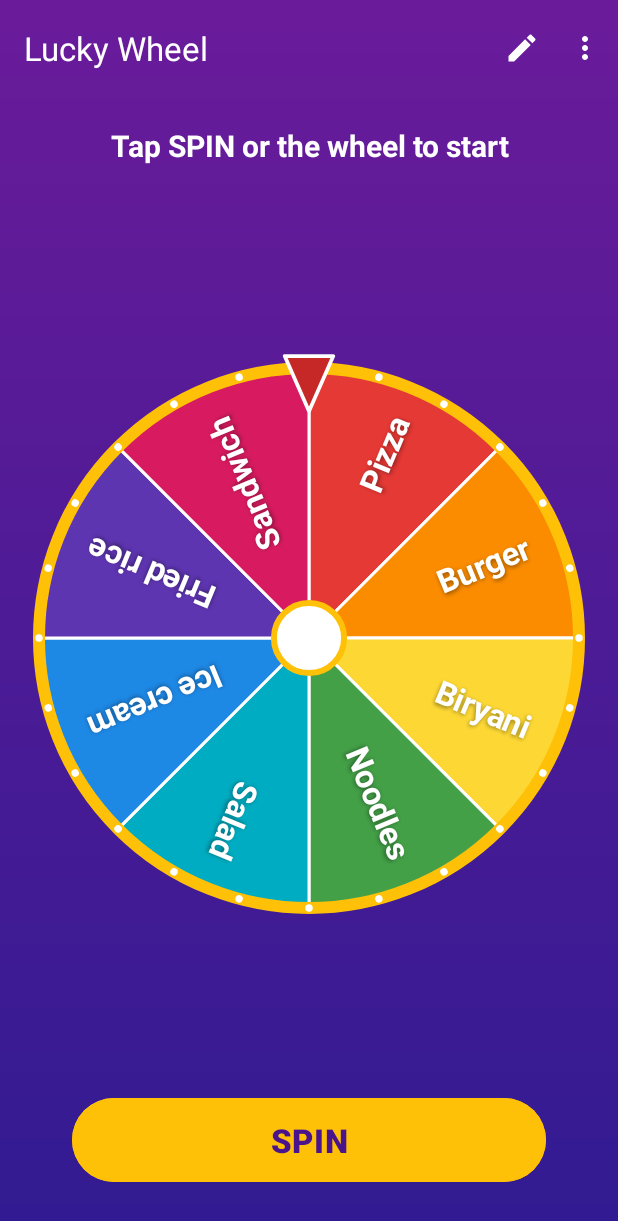
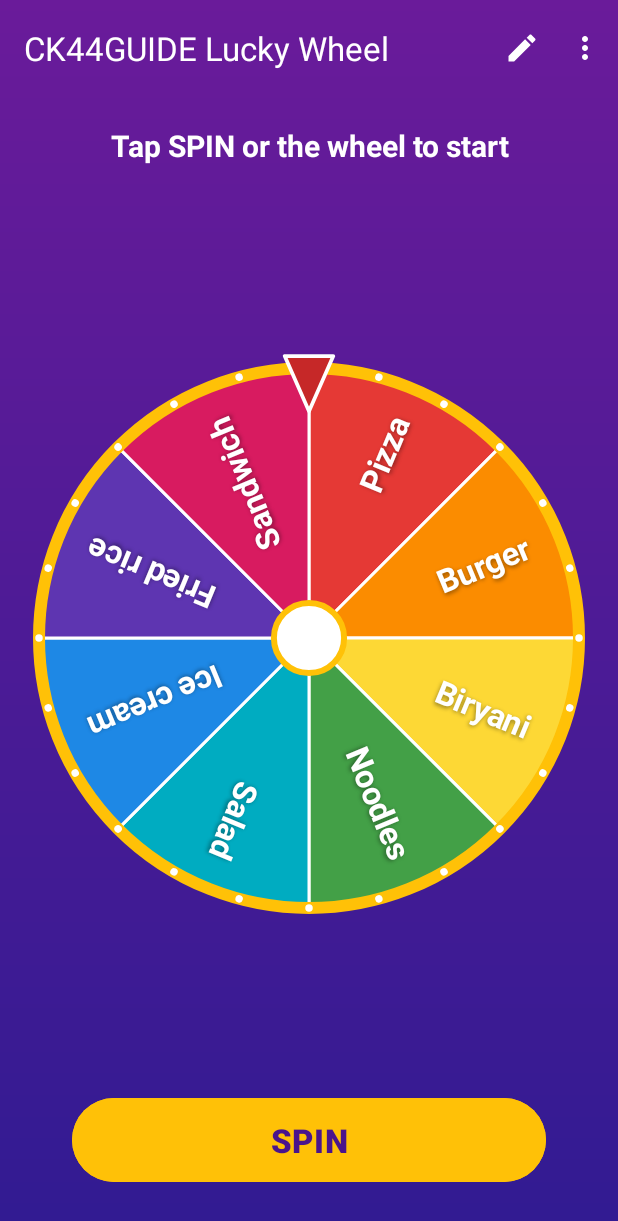
Before and after one commit to anacodea777/ck44guide-lucky-wheel, an Android app: the screen it shows after launch (MainActivity), on a phone screen of 412 x 824 dp. Shown: the top 1221 px of the screen. Run offline under Robolectric (Android 15) with nearby library versions, the phone set to English and light mode, and no system bars.

Commit message:
Rename app to CK44GUIDE Lucky Wheel; add screenshot workflow
Co-Authored-By: Claude Opus 5.5 <noreply@anthropic.com>

```diff
--- a/app/src/main/res/values/strings.xml
+++ b/app/src/main/res/values/strings.xml
@@ -1,6 +1,6 @@
 <?xml version="1.0" encoding="utf-8"?>
 <resources>
-    <string name="app_name">Lucky Wheel</string>
+    <string name="app_name">CK44GUIDE Lucky Wheel</string>
     <string name="spin">SPIN</string>
     <string name="spinning">Spinning…</string>
     <string name="hint">Tap SPIN or the wheel to start</string>
@@ -16,7 +16,7 @@
     <string name="too_many">You can add up to %1$d items</string>
     <string name="language">Language</string>
     <string name="reset">Reset to defaults</string>
-    <string name="wheel_description">Lucky wheel. Tap to spin.</string>
+    <string name="wheel_description">CK44GUIDE Lucky Wheel. Tap to spin.</string>
 
     <!-- Language names stay in their own language. -->
     <string name="lang_english" translatable="false">English</string>
--- a/settings.gradle.kts
+++ b/settings.gradle.kts
@@ -14,5 +14,5 @@ dependencyResolutionManagement {
     }
 }
 
-rootProject.name = "VongQuayMayMan"
+rootProject.name = "CK44GuideLuckyWheel"
 include(":app")
```
Also changed, not shown: 4 other files.
